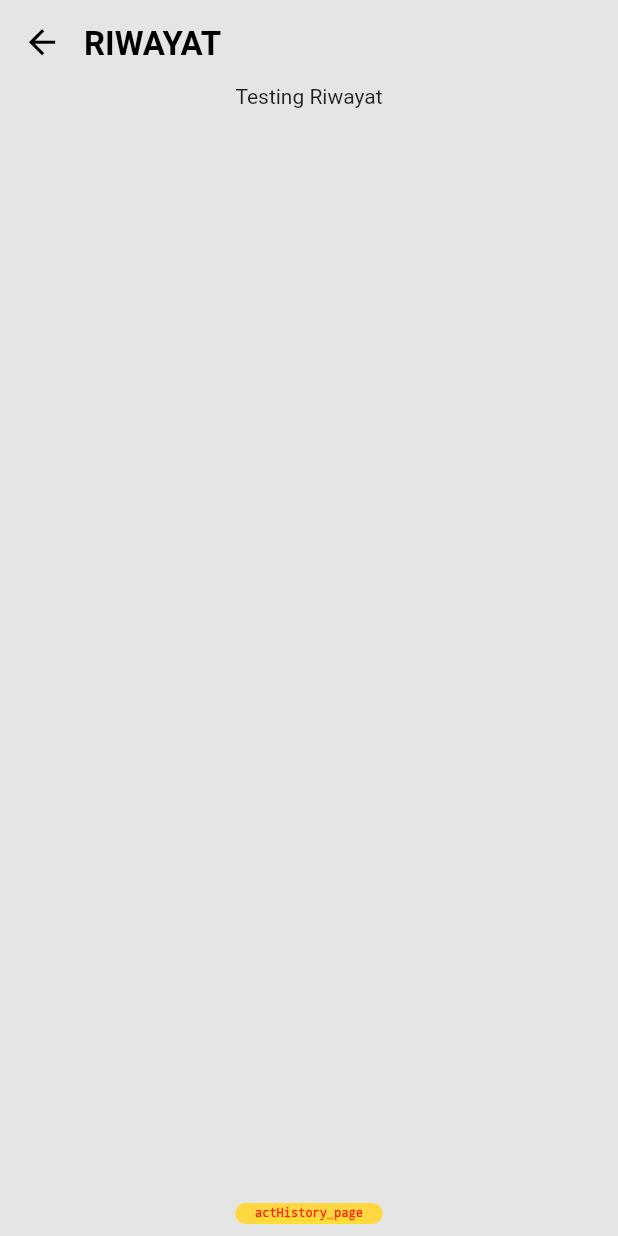
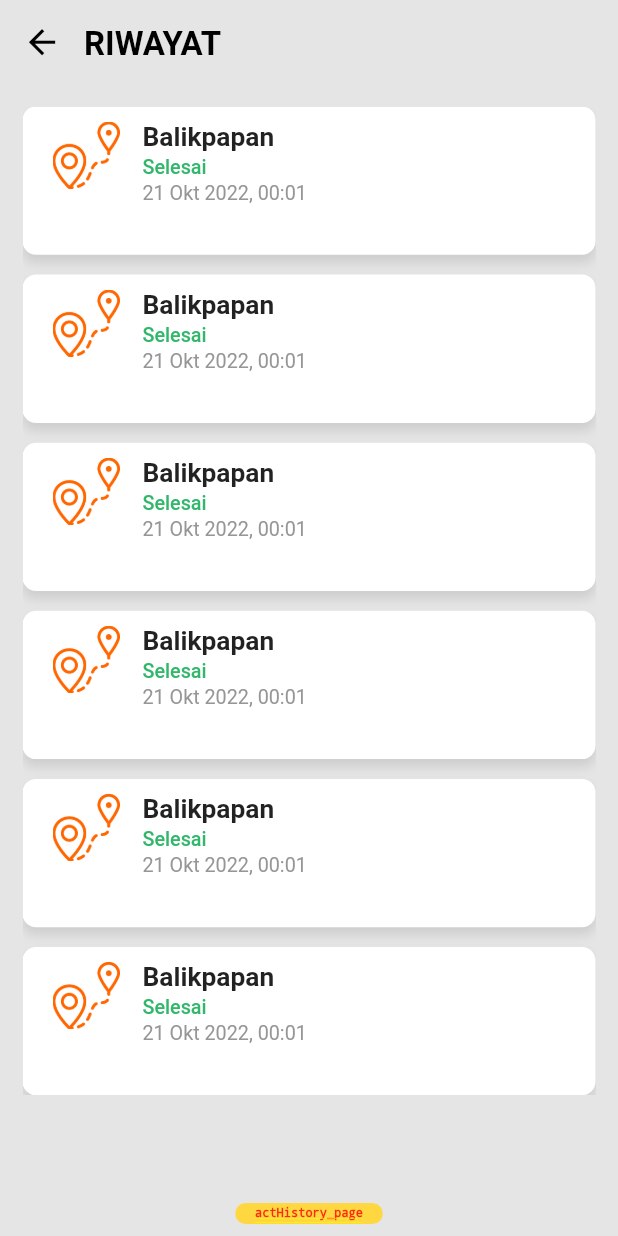
Before and after one commit to mrizkynurfajrie/antaranter-driver, a Flutter app: the PageActivityHistory screen opened by its route, on a phone screen of 412 x 824 dp. Run offline on Flutter 3.47's test engine with Material 2 defaults, Android fonts, the light colour scheme and no system bars; our stand-ins replace device_info, flutter_holo_date_picker, flutter_html, flutter_screenutil, flutter_spinkit, flutter_svg and 9 more; missing offline and left inert: easy_mask, encrypt; accounts and stored records are empty; Roboto replaces fonts that are missing (DMSans).

Commit message:
rebuild activity UI

```diff
--- a/lib/features/activity_history/page_actHistory.dart
+++ b/lib/features/activity_history/page_actHistory.dart
@@ -1,11 +1,111 @@
+import 'dart:ui';
+
 import 'package:flutter/material.dart';
 import 'package:get/get.dart';
 import 'package:intake_rider/features/activity_history/controller_actHistory.dart';
+import 'package:intake_rider/shared/constants/assets.dart';
 import 'package:intake_rider/shared/constants/colors.dart';
+import 'package:intake_rider/shared/constants/styles.dart';
 import 'package:intake_rider/shared/widgets/pages/page_decoration_top.dart';
 
 class PageActivityHistory extends GetView<ControllerActivityHistory> {
-  const PageActivityHistory({Key? key}) : super(key: key);
+  bool isHistory = true;
+
+  PageActivityHistory({Key? key}) : super(key: key);
+
+  _containHistory() {
+    return CustomScrollView(
+      slivers: [
+        SliverToBoxAdapter(
+          child: Column(
+            mainAxisAlignment: MainAxisAlignment.start,
+            children: <Widget>[
+              SizedBox(
+                height: Get.height * 0.8,
+                width: Get.width * 0.95,
+                child: ListView.builder(
+                  scrollDirection: Axis.vertical,
+                  itemCount: 10,
+                  itemBuilder: (context, index) {
+                    return Container(
+                      margin: EdgeInsets.only(bottom: Insets.med),
+                      width: Get.width * 0.8,
+                      height: Get.height * 0.12,
+                      decoration: BoxDecoration(
+                          borderRadius: BorderRadius.circular(9),
+                          color: AppColor.whiteColor,
+                          boxShadow: Shadows.universal),
+                      child: Material(
+                        color: Colors.transparent,
+                        child: InkWell(
+                          onTap: () {},
+                          child: Padding(
+                            padding: const EdgeInsets.symmetric(
+                                vertical: 10, horizontal: 20),
+                            child: Row(
+                              mainAxisAlignment: MainAxisAlignment.start,
+                              crossAxisAlignment: CrossAxisAlignment.start,
+                              children: <Widget>[
+                                SizedBox(
+                                  child: Image.asset(
+                                    AppIcons.roadRoutes,
+                                    height: 45,
+                                    width: 45,
+                                  ),
+                                ),
+                                horizontalSpace(15),
+                                Column(
+                                  mainAxisAlignment: MainAxisAlignment.start,
+                                  crossAxisAlignment: CrossAxisAlignment.start,
+                                  children: <Widget>[
+                                    Text(
+                                      'Balikpapan',
+                                      style: TextStyles.inter.copyWith(
+                                        fontSize: FontSizes.s16,
+                                        fontWeight: FontWeight.bold,
+                                      ),
+                                    ),
+                                    verticalSpace(2),
+                                    Text(
+                                      'Selesai',
+                                      style: TextStyles.inter.copyWith(
+                                        fontSize: FontSizes.s12,
+                                        fontWeight: FontWeight.w500,
+                                        color: AppColor.successColor,
+                                      ),
+                                    ),
+                                    verticalSpace(2),
+                                    Text(
+                                      '21 Okt 2022, 00:01',
+                                      style: TextStyles.inter.copyWith(
+                                        fontSize: FontSizes.s12,
+                                        fontWeight: FontWeight.w400,
+                                        color: AppColor.greyColorLight,
+                                      ),
+                                    ),
+                                  ],
+                                ),
+                              ],
+                            ),
+                          ),
+                        ),
+                      ),
+                    );
+                  },
+                ),
+              ),
+            ],
+          ),
+        )
+      ],
+    );
+  }
+
+  _notContainHistory() {
+    return const SizedBox(
+      child: Text('Belum ada riwayat aktivitas'),
+    );
+  }
 
   @override
   Widget build(BuildContext context) {
@@ -17,11 +117,9 @@ class PageActivityHistory extends GetView<ControllerActivityHistory> {
       toolbarColor: AppColor.bgPageColor,
       enableBack: true,
       child: Center(
-        child: Column(
-          mainAxisAlignment: MainAxisAlignment.start,
-          children: <Widget>[
-            Text('Testing Riwayat'),
-          ],
+        child: Padding(
+          padding: const EdgeInsets.all(15),
+          child: isHistory == true ? _containHistory() : _notContainHistory(),
         ),
       ),
     );
--- a/lib/features/home/page_home.dart
+++ b/lib/features/home/page_home.dart
@@ -60,7 +60,9 @@ class PageHome extends GetView<ControllerHome> {
                             ),
                             horizontalSpace(7),
                             CustomIconButton(
-                              ontap: () {},
+                              ontap: () {
+                                Get.toNamed(Routes.actHistory);
+                              },
                               icon: AppIcons.history,
                               title: 'Riwayat',
                               iconColor: AppColor.whiteColor,
--- a/lib/routes/app_pages.dart
+++ b/lib/routes/app_pages.dart
@@ -55,7 +55,7 @@ class AppPages {
     ),
     GetPage(
       name: Routes.actHistory,
-      page: () => const PageActivityHistory(),
+      page: () => PageActivityHistory(),
     ),
   ];
 }
--- a/lib/routes/app_routes.dart
+++ b/lib/routes/app_routes.dart
@@ -8,5 +8,5 @@ abstract class Routes {
   static const profile = '/profile_page';
   static const main = '/main_page';
   static const saldo = '/saldo_page';
-  static const actHistory = 'actHistory_page';
+  static const actHistory = '/actHistory_page';
 }
--- a/lib/shared/constants/assets.dart
+++ b/lib/shared/constants/assets.dart
@@ -8,6 +8,7 @@ class AppIcons {
   static const custService = 'assets/icons/customer_service.png';
   static const icTopUp = 'assets/icons/top-up.png';
   static const icWithdrawl = 'assets/icons/withdrawl.png';
+  static const roadRoutes = 'assets/icons/road-routes.png';
 }
 
 class AppLogos {
```
Also changed, not shown: assets/icons/road-routes.png (added).
